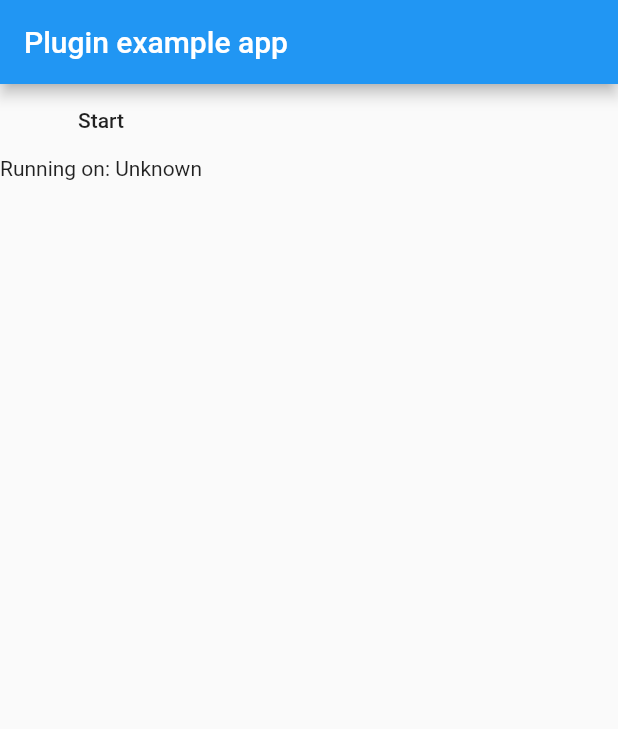
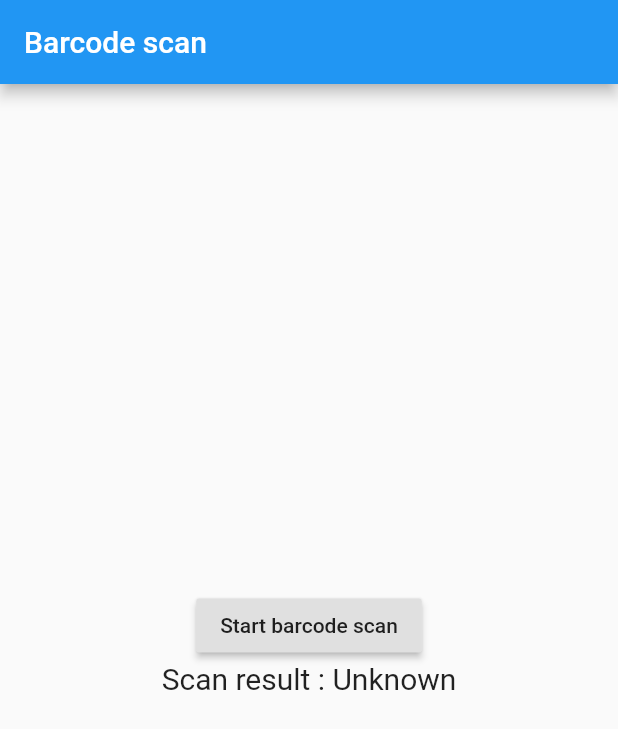
Before and after one commit to AmolGangadhare/flutter_barcode_scanner, a Flutter app: the screen it shows after launch, on a phone screen of 412 x 824 dp. Shown: the top 729 px of the screen. Run offline on Flutter 3.47's test engine with Material 2 defaults, Android fonts, the phone set to English and light mode, and no system bars.

Commit message:
Change Example main ui and added null check

```diff
--- a/example/lib/main.dart
+++ b/example/lib/main.dart
@@ -21,12 +21,12 @@ class _MyAppState extends State<MyApp> {
 
   // Platform messages are asynchronous, so we initialize in an async method.
   Future<void> initPlatformState() async {
-    String platformVersion;
+    String barcodeScanRes;
     // Platform messages may fail, so we use a try/catch PlatformException.
     try {
-      platformVersion = await FlutterBarcodeScanner.scanBarcode("#ff6666");
+      barcodeScanRes = await FlutterBarcodeScanner.scanBarcode("#ff6666");
     } on PlatformException {
-      platformVersion = 'Failed to get platform version.';
+      barcodeScanRes = 'Failed to get platform version.';
     }
 
     // If the widget was removed from the tree while the asynchronous platform
@@ -35,7 +35,7 @@ class _MyAppState extends State<MyApp> {
     if (!mounted) return;
 
     setState(() {
-      _scanBarcode = platformVersion;
+      _scanBarcode = barcodeScanRes;
     });
   }
 
@@ -44,17 +44,28 @@ class _MyAppState extends State<MyApp> {
     return MaterialApp(
       home: Scaffold(
         appBar: AppBar(
-          title: const Text('Plugin example app'),
+          title: const Text('Barcode scan'),
         ),
-        body: Column(children: <Widget>[
-          FlatButton(
-            onPressed: () {
-              initPlatformState();
-            },
-            child: Text("Start"),
-          ),
-          Text('Running on: $_scanBarcode\n'),
-        ]),
+        body: Builder(builder: (BuildContext context) {
+          return Container(
+            alignment: Alignment.center,
+            child: Flex(
+                direction: Axis.vertical,
+                mainAxisAlignment: MainAxisAlignment.center,
+                children: <Widget>[
+                  RaisedButton(
+                    onPressed: () {
+                      initPlatformState();
+                    },
+                    child: Text("Start barcode scan"),
+                  ),
+                  Text(
+                    'Scan result : $_scanBarcode\n',
+                    style: TextStyle(fontSize: 20),
+                  ),
+                ]),
+          );
+        }),
       ),
     );
   }
```
Also changed, not shown: 1 other file.
